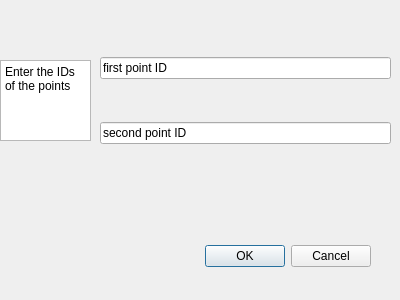
This is addlinedialog.ui in Haudkozaur/masterThesis as Qt 5 draws it before an edit. The edited form follows.
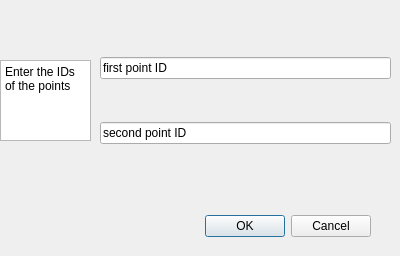
This is the edited form.

Commit message: fix all current bugs, added axis labels and grid

What changed in the file:
```diff
--- a/addlinedialog.ui
+++ b/addlinedialog.ui
@@ -7,7 +7,7 @@
     <x>0</x>
     <y>0</y>
     <width>400</width>
-    <height>300</height>
+    <height>256</height>
    </rect>
   </property>
   <property name="windowTitle">
@@ -17,7 +17,7 @@
    <property name="geometry">
     <rect>
      <x>30</x>
-     <y>240</y>
+     <y>210</y>
      <width>341</width>
      <height>32</height>
     </rect>
```
The commit also changes 5 other files.
